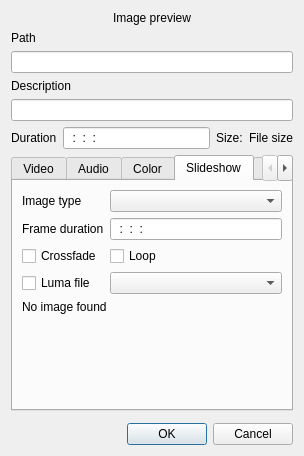
The window that src/widgets/clipproperties_ui.ui (KDE/kdenlive) describes before a commit, drawn with Qt 5.
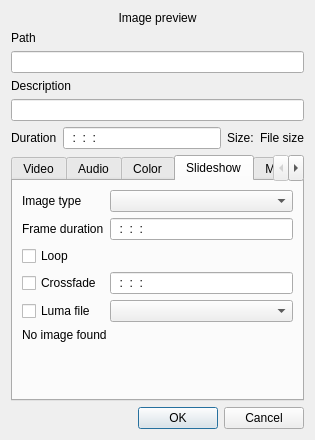
The same window after the commit. The open tabs and pages were chosen to show the change. Custom widgets are drawn as their Qt base class.

What changed in the file:
```diff
--- a/src/widgets/clipproperties_ui.ui
+++ b/src/widgets/clipproperties_ui.ui
@@ -5,8 +5,8 @@
    <rect>
     <x>0</x>
     <y>0</y>
-    <width>304</width>
-    <height>456</height>
+    <width>315</width>
+    <height>440</height>
    </rect>
   </property>
   <property name="windowTitle" >
@@ -284,8 +284,8 @@
        <rect>
         <x>0</x>
         <y>0</y>
-        <width>284</width>
-        <height>204</height>
+        <width>299</width>
+        <height>194</height>
        </rect>
       </property>
       <attribute name="title" >
@@ -317,49 +317,56 @@
         </widget>
        </item>
        <item row="2" column="0" >
+        <widget class="QCheckBox" name="slide_loop" >
+         <property name="text" >
+          <string>Loop</string>
+         </property>
+        </widget>
+       </item>
+       <item row="3" column="0" >
         <widget class="QCheckBox" name="slide_fade" >
          <property name="text" >
           <string>Crossfade</string>
          </property>
         </widget>
        </item>
-       <item row="3" column="0" >
+       <item row="3" column="1" >
+        <widget class="KRestrictedLine" name="luma_duration" >
+         <property name="inputMask" >
+          <string>99:99:99:99; </string>
+         </property>
+        </widget>
+       </item>
+       <item row="4" column="0" >
         <widget class="QCheckBox" name="slide_luma" >
          <property name="text" >
           <string>Luma file</string>
          </property>
         </widget>
        </item>
-       <item row="3" column="1" >
+       <item row="4" column="1" >
         <widget class="KComboBox" name="luma_file" />
        </item>
-       <item row="5" column="1" >
-        <spacer name="verticalSpacer_6" >
-         <property name="orientation" >
-          <enum>Qt::Vertical</enum>
-         </property>
-         <property name="sizeHint" stdset="0" >
-          <size>
-           <width>20</width>
-           <height>15</height>
-          </size>
-         </property>
-        </spacer>
-       </item>
-       <item row="2" column="1" >
-        <widget class="QCheckBox" name="slide_loop" >
-         <property name="text" >
-          <string>Loop</string>
-         </property>
-        </widget>
-       </item>
-       <item row="4" column="0" colspan="2" >
+       <item row="5" column="0" colspan="2" >
         <widget class="QLabel" name="slide_info" >
          <property name="text" >
           <string>No image found</string>
          </property>
         </widget>
        </item>
+       <item row="6" column="1" >
+        <spacer name="verticalSpacer_6" >
+         <property name="orientation" >
+          <enum>Qt::Vertical</enum>
+         </property>
+         <property name="sizeHint" stdset="0" >
+          <size>
+           <width>20</width>
+           <height>15</height>
+          </size>
+         </property>
+        </spacer>
+       </item>
       </layout>
      </widget>
      <widget class="QWidget" name="tab_3" >
```
Left out of the diff: 79 changed lines with no effect on the pictures.
